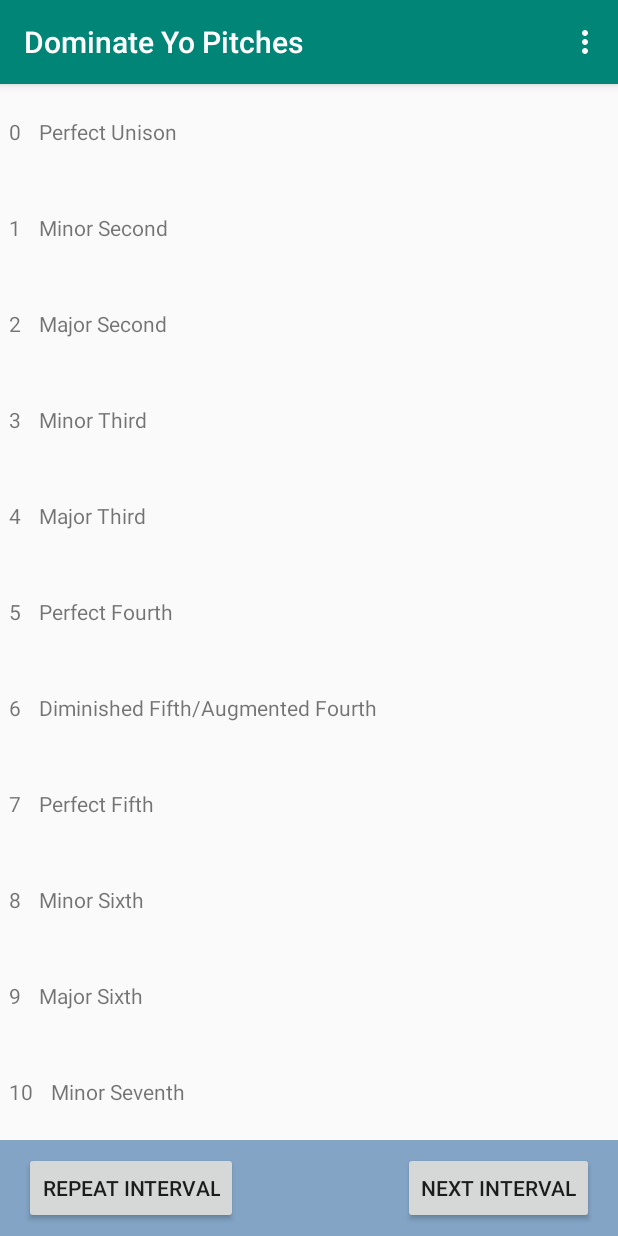
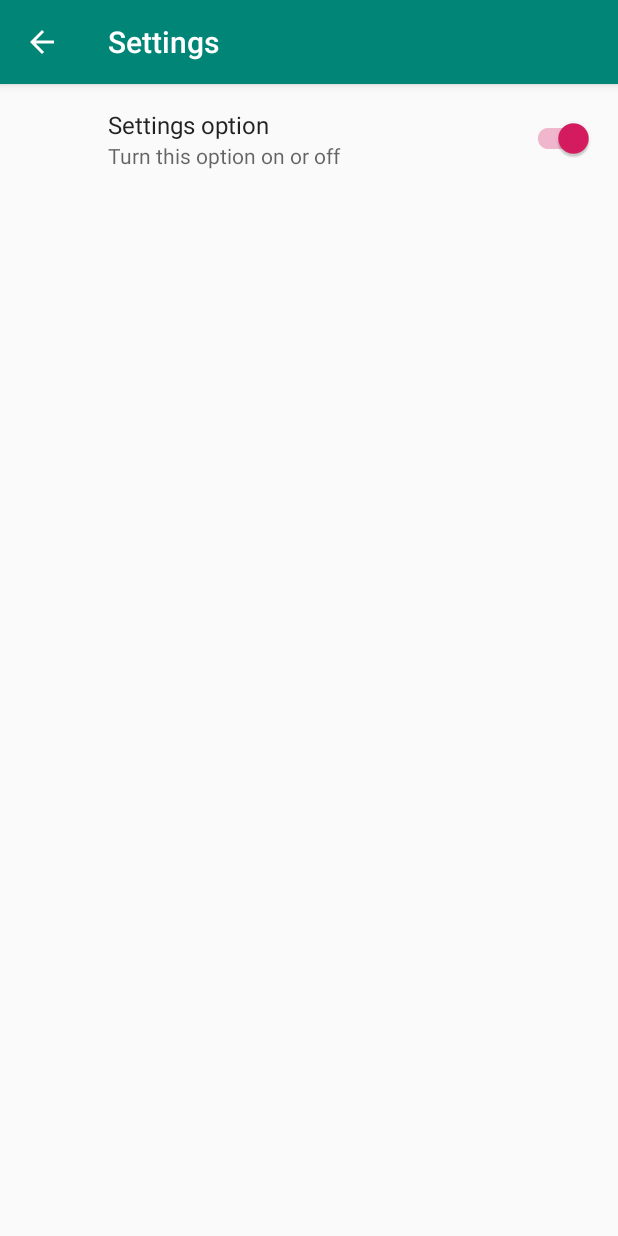
Before and after one commit to lettertea/simple-intervals-of-music, an Android app: the screen it shows after launch (MainActivity before the commit, SettingsActivity after it), in the options menu, after a tap on "Settings", on a phone screen of 412 x 824 dp. Run offline under Robolectric (Android 15) with nearby library versions, the phone set to English and light mode, and no system bars; our stand-ins replace androidx.preference.

Commit message:
Create Settings activity with fragment

```diff
--- a/app/build.gradle
+++ b/app/build.gradle
@@ -26,9 +26,11 @@ dependencies {
     implementation fileTree(include: ['*.jar'], dir: 'libs')
     implementation 'com.android.support:appcompat-v7:28.0.0'
     implementation 'com.android.support.constraint:constraint-layout:1.1.3'
+    implementation 'com.android.support:support-v4:28.0.0'
     testImplementation 'junit:junit:4.12'
     androidTestImplementation 'com.android.support.test:runner:1.0.2'
     androidTestImplementation 'com.android.support.test.espresso:espresso-core:3.0.2'
     implementation 'com.google.guava:guava:27.1-jre'
     implementation 'com.android.support:recyclerview-v7:28.0.0'
+    implementation 'com.android.support:preference-v7:28.0.0'
 }
--- a/app/src/main/java/com/nashkenazy/intervals/MainActivity.java
+++ b/app/src/main/java/com/nashkenazy/intervals/MainActivity.java
@@ -1,7 +1,9 @@
 package com.nashkenazy.intervals;
 
 import android.content.Context;
+import android.content.Intent;
 import android.media.MediaPlayer;
+import android.provider.Settings;
 import android.support.v7.app.AppCompatActivity;
 import android.os.Bundle;
 import android.support.v7.widget.LinearLayoutManager;
@@ -53,6 +55,8 @@ public class MainActivity extends AppCompatActivity implements OnIntervalClick {
     public boolean onOptionsItemSelected(MenuItem item) {
         int id = item.getItemId();
         if (id == R.id.action_settings) {
+            Intent intent = new Intent(this, SettingsActivity.class);
+            startActivity(intent);
             return true;
         }
         return super.onOptionsItemSelected(item);
--- /dev/null
+++ b/app/src/main/java/com/nashkenazy/intervals/SettingsActivity.java
@@ -0,0 +1,14 @@
+package com.nashkenazy.intervals;
+
+import android.support.v7.app.AppCompatActivity;
+import android.os.Bundle;
+
+public class SettingsActivity extends AppCompatActivity {
+    @Override
+    protected void onCreate(Bundle savedInstanceState) {
+        super.onCreate(savedInstanceState);
+        getSupportFragmentManager().beginTransaction()
+                .replace(android.R.id.content, new SettingsFragment())
+                .commit();
+    }
+}
--- /dev/null
+++ b/app/src/main/java/com/nashkenazy/intervals/SettingsFragment.java
@@ -0,0 +1,22 @@
+package com.nashkenazy.intervals;
+
+
+import android.os.Bundle;
+import android.support.v4.app.Fragment;
+import android.support.v7.preference.PreferenceFragmentCompat;
+import android.view.LayoutInflater;
+import android.view.View;
+import android.view.ViewGroup;
+import android.widget.TextView;
+
+/**
+ * A simple {@link Fragment} subclass.
+ */
+public class SettingsFragment extends PreferenceFragmentCompat {
+
+    @Override
+    public void onCreatePreferences(Bundle savedInstanceState, String rootKey) {
+        setPreferencesFromResource(R.xml.preferences, rootKey);
+    }
+
+}
--- a/app/src/main/res/values/strings.xml
+++ b/app/src/main/res/values/strings.xml
@@ -5,4 +5,7 @@
     <string name="submit">submit</string>
     <string name="repeat_interval">repeat interval</string>
     <string name="next_interval">next interval</string>
+
+    <!-- TODO: Remove or change this placeholder text -->
+    <string name="hello_blank_fragment">Hello blank fragment</string>
 </resources>
--- a/app/src/main/res/values/styles.xml
+++ b/app/src/main/res/values/styles.xml
@@ -6,6 +6,7 @@
         <item name="colorPrimary">@color/colorPrimary</item>
         <item name="colorPrimaryDark">@color/colorPrimaryDark</item>
         <item name="colorAccent">@color/colorAccent</item>
+        <item name="preferenceTheme">@style/PreferenceThemeOverlay</item>
     </style>
 
 </resources>
--- /dev/null
+++ b/app/src/main/res/xml/preferences.xml
@@ -0,0 +1,8 @@
+<?xml version="1.0" encoding="utf-8"?>
+<PreferenceScreen xmlns:android="http://schemas.android.com/apk/res/android">
+    <android.support.v7.preference.SwitchPreferenceCompat
+        android:defaultValue="true"
+        android:title="Settings option"
+        android:key="example_switch"
+        android:summary="Turn this option on or off" />
+</PreferenceScreen>
```
Also changed, not shown: app/src/main/AndroidManifest.xml (+12 -0 lines).
